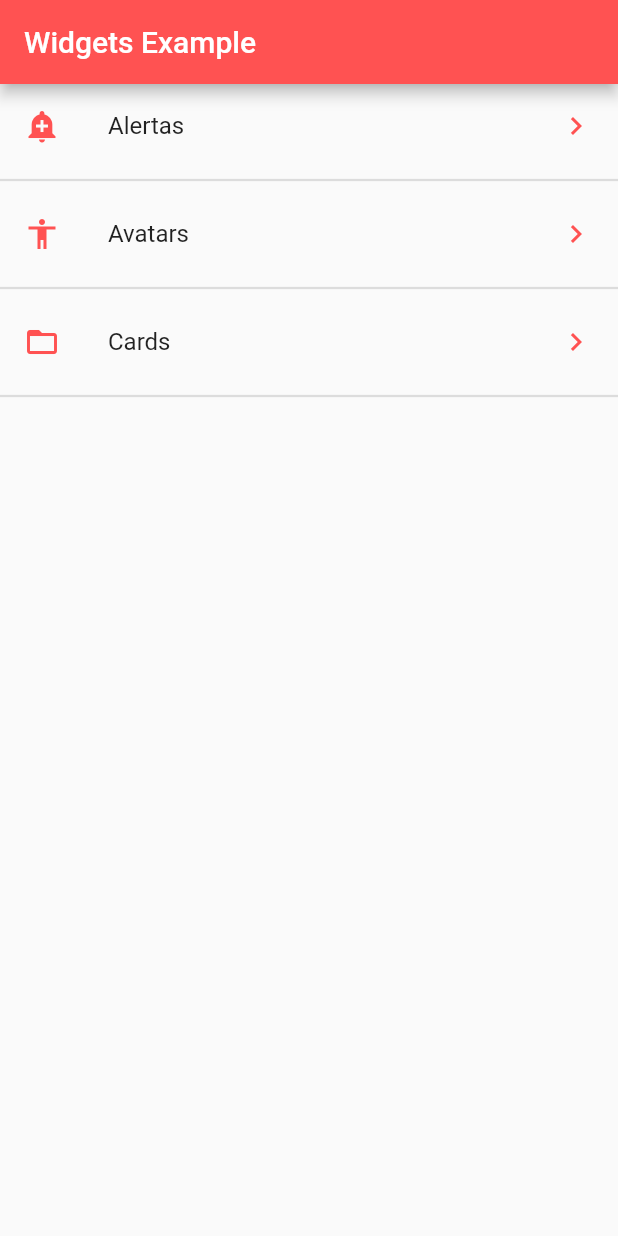
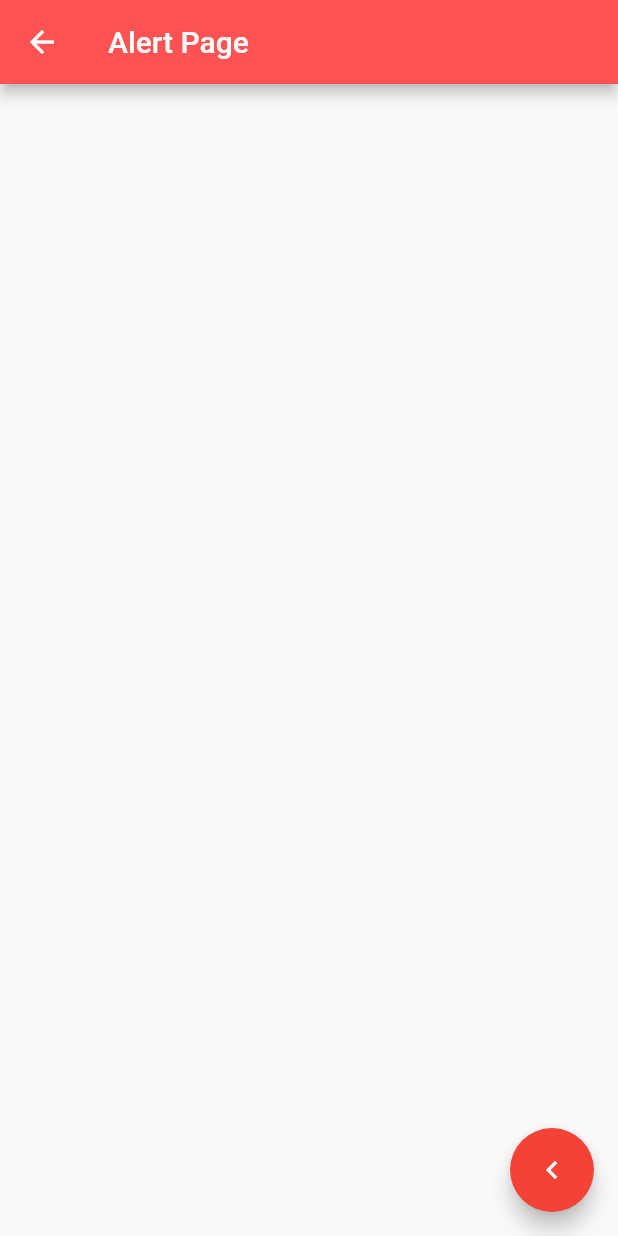
Before and after one commit to franilones/main_flutter_widgets, a Flutter app: the screen it shows after launch, after a tap on "Cards", on a phone screen of 412 x 824 dp. Run offline on Flutter 3.47's test engine with Material 2 defaults, Android fonts, the phone set to English and light mode, and no system bars.

Commit message:
Navigation and routes management

```diff
--- a/lib/main.dart
+++ b/lib/main.dart
@@ -1,11 +1,23 @@
 import 'package:flutter/material.dart';
-import 'package:main_flutter_widgets/src/pages/home.dart';
+import 'package:main_flutter_widgets/src/pages/alert_page.dart';
+import 'package:main_flutter_widgets/src/routes/routes.dart';
 
 void main() => runApp(MyApp());
 
 class MyApp extends StatelessWidget {
   @override
   Widget build(BuildContext context) {
-    return MaterialApp(title: 'Material App', home: Home());
+    return MaterialApp(
+      title: 'My Demo app', //home: Home()
+
+      //Routes of the pages
+      initialRoute: '/',
+      routes: getRoutes(),
+      //This will be call if some card doesn't have a route (As default I sent to Alert page)
+      onGenerateRoute: (RouteSettings settings) {
+        return MaterialPageRoute(
+            builder: (BuildContext context) => AlertPage());
+      },
+    );
   }
 }
--- /dev/null
+++ b/lib/src/pages/alert_page.dart
@@ -0,0 +1,25 @@
+import 'package:flutter/material.dart';
+
+class AlertPage extends StatelessWidget {
+  @override
+  Widget build(BuildContext context) {
+    return Scaffold(
+      appBar: AppBar(
+        title: Text("Alert Page"),
+        backgroundColor: Colors.redAccent,
+      ),
+      //This button will return back
+      floatingActionButton: FloatingActionButton(
+        child: Icon(
+          Icons.keyboard_arrow_left,
+          color: Colors.white,
+        ),
+        onPressed: () {
+          //Push the previous page
+          Navigator.pop(context);
+        },
+        backgroundColor: Colors.red,
+      ),
+    );
+  }
+}
--- /dev/null
+++ b/lib/src/pages/avatar_page.dart
@@ -0,0 +1,13 @@
+import 'package:flutter/material.dart';
+
+class AvatarPage extends StatelessWidget {
+  @override
+  Widget build(BuildContext context) {
+    return Scaffold(
+      appBar: AppBar(
+        title: Text("Avatar Page"),
+        backgroundColor: Colors.redAccent,
+      ),
+    );
+  }
+}
--- a/lib/src/pages/home.dart
+++ b/lib/src/pages/home.dart
@@ -1,6 +1,8 @@
 import 'package:flutter/material.dart';
 import 'package:main_flutter_widgets/src/providers/json_manager.dart';
 import 'package:main_flutter_widgets/src/utils/icon_string.dart';
+
+import 'alert_page.dart';
 
 class Home extends StatelessWidget {
   @override
@@ -20,20 +22,27 @@ class Home extends StatelessWidget {
       //initialData: , //Info by default, while is loading
       builder: (BuildContext context, AsyncSnapshot<List<dynamic>> snapshot) {
         return ListView(
-          children: _createCards(snapshot.data),
+          children: _createCards(snapshot.data, context),
         );
       },
     );
   }
 
-  List<Widget> _createCards(List<dynamic> myList) {
+  List<Widget> _createCards(List<dynamic> myList, BuildContext context) {
     final List<Widget> options = [];
     myList.forEach((option) {
       final tempWidg = ListTile(
           title: Text(option['text']),
           leading: getIcon(option['icon']),
           trailing: Icon(Icons.keyboard_arrow_right, color: Colors.redAccent),
-          onTap: () {});
+          onTap: () {
+            //On tap it will push the new page
+            // final route = MaterialPageRoute(builder: (context) => AlertPage());
+
+            // Navigator.push(context, route);
+
+            Navigator.pushNamed(context, option['route']);
+          });
       options.add(tempWidg);
       options.add(Divider(
         thickness: 1.5,
--- /dev/null
+++ b/lib/src/routes/routes.dart
@@ -0,0 +1,13 @@
+import 'package:flutter/material.dart';
+import 'package:main_flutter_widgets/src/pages/alert_page.dart';
+import 'package:main_flutter_widgets/src/pages/avatar_page.dart';
+import 'package:main_flutter_widgets/src/pages/home.dart';
+
+Map<String, WidgetBuilder> getRoutes() {
+  return <String, WidgetBuilder>{
+    '/': (BuildContext context) => Home(),
+    //Give the name of the routes on the JSON file
+    'alert': (BuildContext context) => AlertPage(),
+    'avatar': (BuildContext context) => AvatarPage(),
+  };
+}
```
Also changed, not shown: 5 other files.
